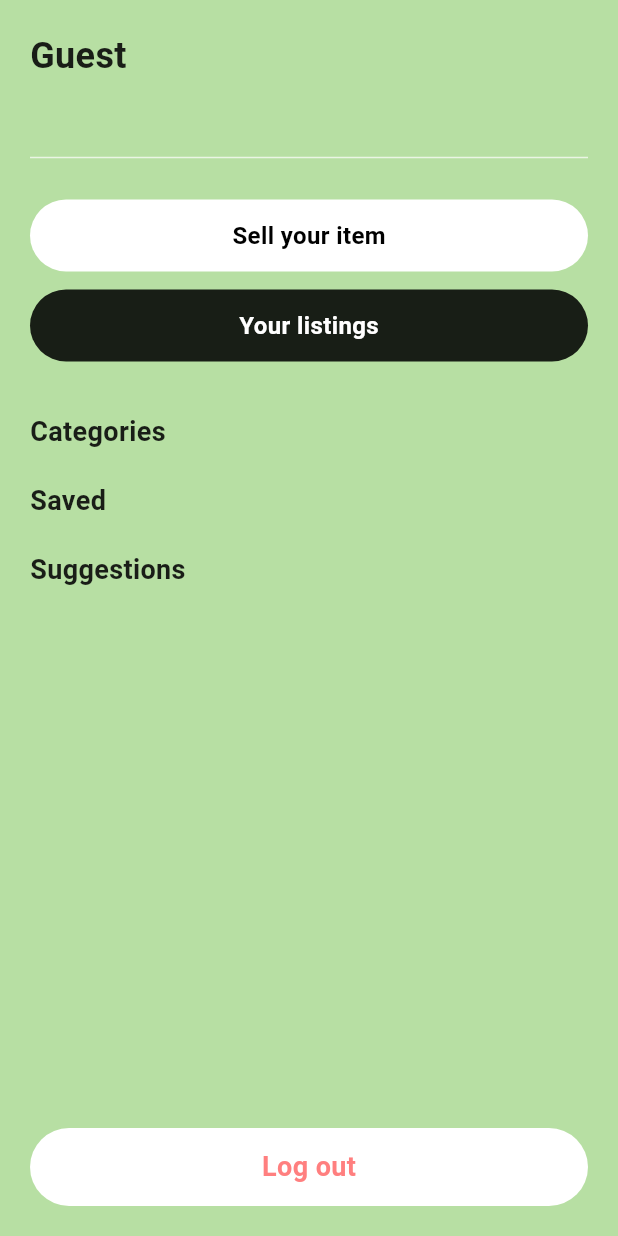
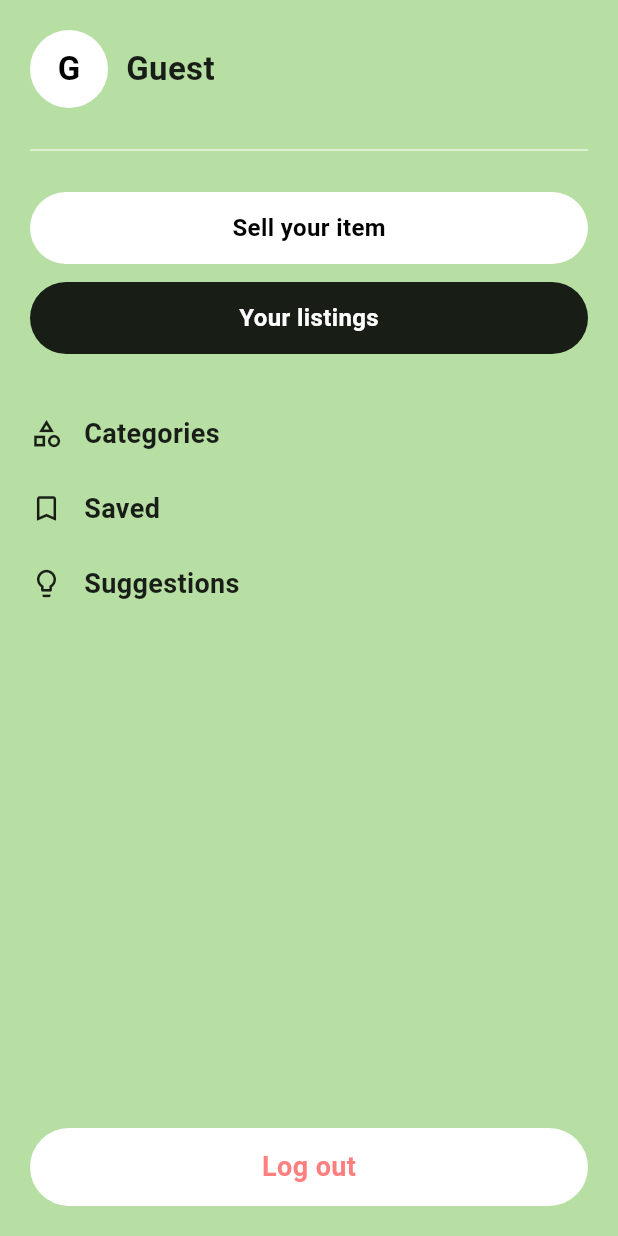
Before and after one commit to juheesaxena/UniBazaar, a Flutter app: the SideMenu widget shown alone on an empty page, opened directly with empty values, on a phone screen of 412 x 824 dp. Run offline on Flutter 3.47's test engine with Material 3 defaults, Android fonts, the phone set to English and light mode, and no system bars; our stand-ins replace firebase_auth, firebase_core, firebase_database, image_picker; accounts and stored records are empty.

Commit message:
sidebar 2.0

```diff
--- a/lib/side_menu.dart
+++ b/lib/side_menu.dart
@@ -22,7 +22,6 @@ class SideMenu extends StatelessWidget {
   // 🔥 OPEN SUGGESTIONS FORM
   Future<void> _openSuggestionsForm() async {
     const String formUrl = 'https://forms.gle/Hwhzz8Qv4dyBsKof8';
-
     final Uri uri = Uri.parse(formUrl);
 
     if (!await launchUrl(
@@ -49,16 +48,43 @@ class SideMenu extends StatelessWidget {
             crossAxisAlignment: CrossAxisAlignment.start,
             children: [
               // ---------------- HEADER ----------------
+              Row(
+                children: [
+                  CircleAvatar(
+                    radius: 26,
+                    backgroundColor: Colors.white,
+                    child: Text(
+                      avatarInitial,
+                      style: const TextStyle(
+                        fontSize: 22,
+                        fontWeight: FontWeight.bold,
+                        color: Colors.black,
+                      ),
+                    ),
+                  ),
+                  const SizedBox(width: 12),
+                  Column(
+                    crossAxisAlignment: CrossAxisAlignment.start,
+                    children: [
                       Text(
                         displayName,
                         style: const TextStyle(
-                  fontSize: 24,
+                          fontSize: 22,
                           fontWeight: FontWeight.bold,
                         ),
                       ),
+                      if (displayPhone.isNotEmpty)
                         Text(
                           displayPhone,
-                style: const TextStyle(fontSize: 16, color: Colors.white70),
+                          style: const TextStyle(
+                            fontSize: 14,
+                            color: Colors.white,
+                            fontWeight: FontWeight.w500,
+                          ),
+                        ),
+                    ],
+                  ),
+                ],
               ),
 
               const SizedBox(height: 20),
@@ -66,9 +92,7 @@ class SideMenu extends StatelessWidget {
               const SizedBox(height: 20),
 
               // ---------------- SELL / YOUR LISTINGS ----------------
-              SizedBox(
-                width: double.infinity,
-                child: Column(
+              Column(
                 children: [
                   GestureDetector(
                     onTap: () {
@@ -105,13 +129,13 @@ class SideMenu extends StatelessWidget {
                   ),
                 ],
               ),
-              ),
 
-              const SizedBox(height: 24),
+              const SizedBox(height: 28),
 
               // ---------------- MENU ITEMS ----------------
               _menuItem(
-                'Categories',
+                icon: Icons.category_outlined,
+                title: 'Categories',
                 onTap: () {
                   onClose();
                   Navigator.push(
@@ -125,7 +149,8 @@ class SideMenu extends StatelessWidget {
               ),
 
               _menuItem(
-                'Saved',
+                icon: Icons.bookmark_border,
+                title: 'Saved',
                 onTap: () {
                   onClose();
                   Navigator.push(
@@ -137,9 +162,9 @@ class SideMenu extends StatelessWidget {
                 },
               ),
 
-              // 🔥 NEW: SUGGESTIONS
               _menuItem(
-                'Suggestions',
+                icon: Icons.lightbulb_outline,
+                title: 'Suggestions',
                 onTap: () async {
                   onClose();
                   await _openSuggestionsForm();
@@ -186,17 +211,28 @@ class SideMenu extends StatelessWidget {
 
   // ---------------- HELPERS ----------------
 
-  Widget _menuItem(String name, {VoidCallback? onTap}) {
+  Widget _menuItem({
+    required IconData icon,
+    required String title,
+    VoidCallback? onTap,
+  }) {
     return InkWell(
       onTap: onTap,
+      borderRadius: BorderRadius.circular(8),
       child: Padding(
-        padding: const EdgeInsets.symmetric(vertical: 10),
-        child: Text(
-          name,
+        padding: const EdgeInsets.symmetric(vertical: 12),
+        child: Row(
+          children: [
+            Icon(icon, size: 22, color: Colors.black87),
+            const SizedBox(width: 14),
+            Text(
+              title,
               style: const TextStyle(
                 fontSize: 18,
                 fontWeight: FontWeight.w600,
               ),
+            ),
+          ],
         ),
       ),
     );
```
Lines whose indentation alone changed are shown as unchanged.
